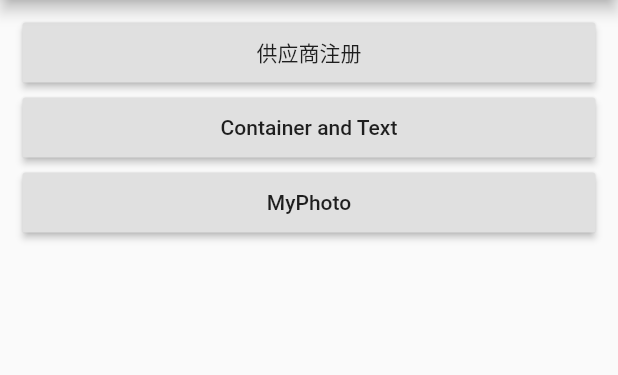
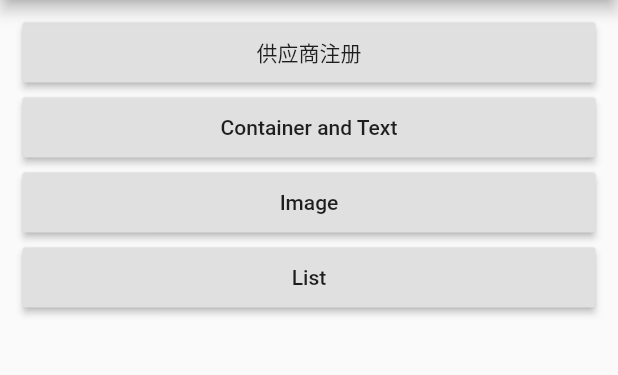
Before and after one commit to serge66/flutter_widget_demo, a Flutter app: the screen it shows after launch, on a phone screen of 412 x 824 dp, the part 84-459 px from its top. Run offline on Flutter 3.47's test engine with Material 2 defaults, Android fonts, the phone set to English and light mode, and no system bars; our stand-ins replace dio.

Commit message:
Image Widget
Image Widget

```diff
--- a/lib/main.dart
+++ b/lib/main.dart
@@ -1,6 +1,7 @@
 import 'package:flutter/material.dart';
 import 'view/JFRegister.dart';
 import 'widget/MyContainer.dart';
+import 'widget/MyList.dart';
 import 'widget/MyPhoto.dart';
 
 void main() => runApp(MyApp2());
@@ -52,13 +53,27 @@ class MyApp2 extends StatelessWidget {
                       padding: const EdgeInsets.all(5),
                       height: 50,
                       child: RaisedButton(
-                        child: Text("MyPhoto"),
+                        child: Text("Image"),
                         onPressed: () {
                           Navigator.push(
                               context,
                               MaterialPageRoute(
                                   builder: (context) =>
-                                      MyPhoto(title: "MyPhoto")));
+                                      MyPhoto(title: "Image")));
+                        },
+                      ),
+                    ),
+                    Container(
+                      padding: const EdgeInsets.all(5),
+                      height: 50,
+                      child: RaisedButton(
+                        child: Text("List"),
+                        onPressed: () {
+                          Navigator.push(
+                              context,
+                              MaterialPageRoute(
+                                  builder: (context) =>
+                                      MyList(title: "List")));
                         },
                       ),
                     ),
--- a/lib/widget/MyContainer.dart
+++ b/lib/widget/MyContainer.dart
@@ -56,6 +56,7 @@ class MyBody extends StatelessWidget {
         ),
         alignment: Alignment.center,
         decoration: BoxDecoration(
+
             color: Colors.yellow,
             border: Border.all(
               color: Colors.red,
--- a/pubspec.yaml
+++ b/pubspec.yaml
@@ -23,7 +23,7 @@ dependencies:
   # The following adds the Cupertino Icons font to your application.
   # Use with the CupertinoIcons class for iOS style icons.
   cupertino_icons: ^0.1.2
-  dio: 2.1.11
+  dio: ^2.1.11
 
 
 dev_dependencies:
@@ -41,6 +41,10 @@ flutter:
   # included with your application, so that you can use the icons in
   # the material Icons class.
   uses-material-design: true
+  assets:
+    - images/a.png
+    - images/2.0x/a.png
+    - images/3.0x/a.png
 
   # To add assets to your application, add an assets section, like this:
   # assets:
```
Also changed, not shown: lib/widget/MyList.dart (added, +31 -0 lines), lib/widget/MyPhoto.dart (+30 -0 lines), images/2.0x/a.png (added), images/3.0x/a.png (added), images/4.0x/a.png (added), images/a.png (added).
